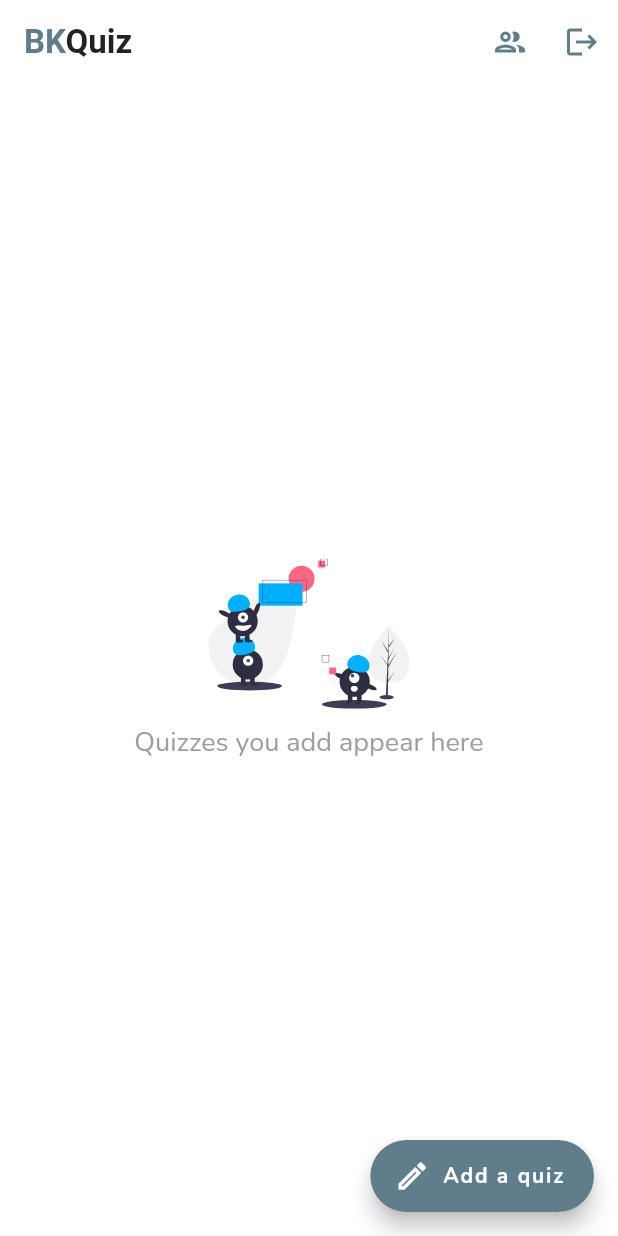
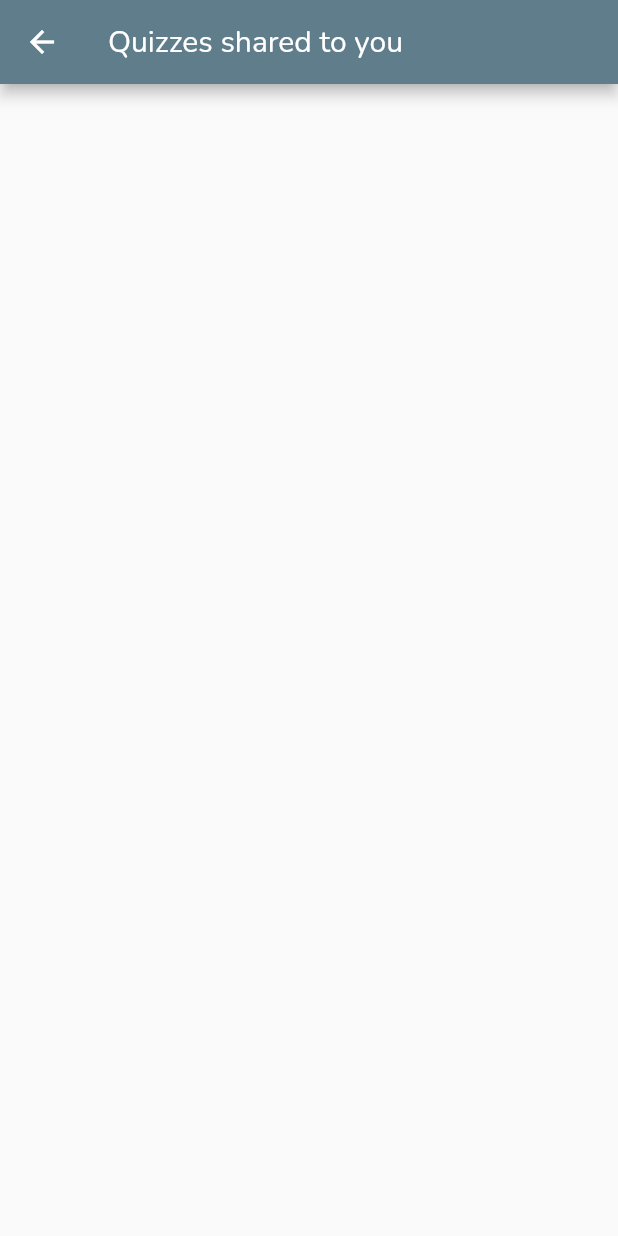
Before and after one commit to SANGNGUYEN24/dev-fest-2021-final-project, a Flutter app: the Home screen opened directly, after a tap on the "people" icon, on a phone screen of 412 x 824 dp. Run offline on Flutter 3.47's test engine with Material 2 defaults, Android fonts, the light colour scheme and no system bars; our stand-ins replace cloud_firestore, email_validator, firebase_auth, firebase_core, flutter_svg, font_awesome_flutter and 4 more; missing offline and left inert: clipboard; accounts and stored records are empty.

Commit message:
[f] Share, copy token, delete quiz confirmation

```diff
--- a/lib/views/home.dart
+++ b/lib/views/home.dart
@@ -13,6 +13,7 @@ import 'package:quiz_maker_app/helper/functions.dart';
 import 'package:quiz_maker_app/services/database.dart';
 import 'package:quiz_maker_app/styles/constants.dart';
 import 'package:quiz_maker_app/views/create_quiz.dart';
+import 'package:quiz_maker_app/views/shared_quiz/shared_quiz.dart';
 import 'package:quiz_maker_app/views/signin.dart';
 import 'package:quiz_maker_app/widgets/quiz_card.dart';
 import 'package:quiz_maker_app/widgets/widgets.dart';
@@ -169,7 +170,10 @@ class _HomeState extends State<Home> {
               Icons.people_outlined,
               color: kSecondaryColor,
             ),
-            onPressed: () {},
+            onPressed: () {
+              Navigator.push(context,
+                  MaterialPageRoute(builder: (context) => SharedQuiz()));
+            },
           ),
           IconButton(
             onPressed: () {
--- /dev/null
+++ b/lib/views/shared_quiz/shared_quiz.dart
@@ -0,0 +1,14 @@
+import 'package:flutter/material.dart';
+
+class SharedQuiz extends StatelessWidget {
+  const SharedQuiz({Key? key}) : super(key: key);
+
+  @override
+  Widget build(BuildContext context) {
+    return Scaffold(
+      appBar: AppBar(
+        title: Text("Quizzes shared to you"),
+      ),
+    );
+  }
+}
--- a/lib/widgets/widgets.dart
+++ b/lib/widgets/widgets.dart
@@ -12,7 +12,7 @@ AppBar buildAppBar(BuildContext context) {
     title: appBarTitle(context),
     backgroundColor: Colors.white,
     elevation: 0.0,
-    iconTheme: IconThemeData(color: Colors.black87),
+    iconTheme: IconThemeData(color: kSecondaryColor),
     brightness: Brightness.light,
   );
 }
--- a/pubspec.yaml
+++ b/pubspec.yaml
@@ -28,6 +28,10 @@ dependencies:
   google_sign_in: ^5.0.7
   # Display svg images
   flutter_svg: ^0.22.0
+  # Copy paste
+  clipboard: ^0.1.3
+  # share content
+  share: ^2.0.4
 
   # The following adds the Cupertino Icons font to your application.
   # Use with the CupertinoIcons class for iOS style icons.
```
Also changed, not shown: lib/views/shared_quiz/body.dart (added, +10 -0 lines), lib/widgets/quiz_card.dart (+25 -3 lines), pubspec.lock, 1 other file.
